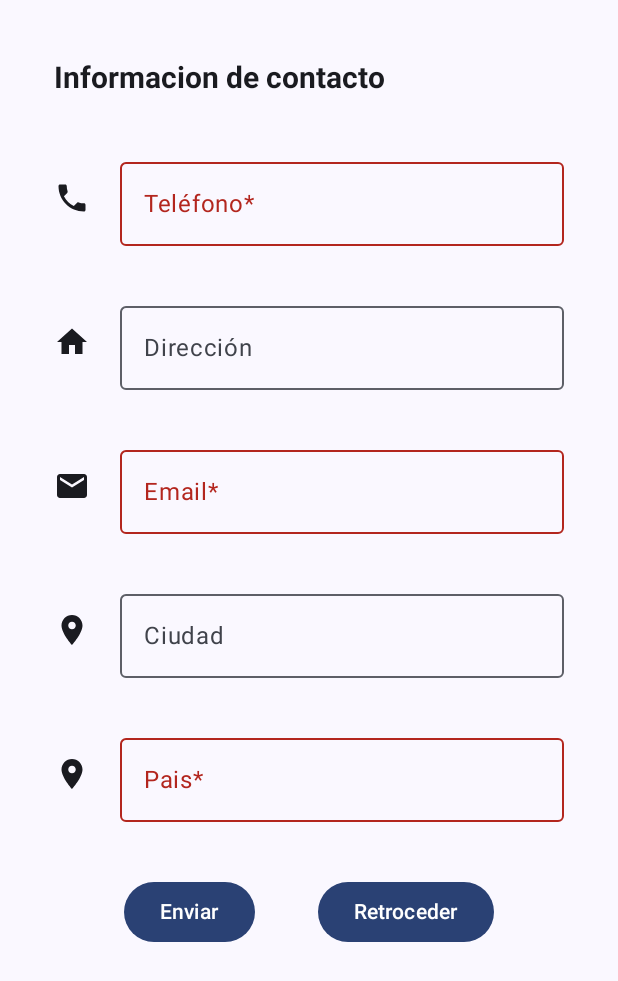
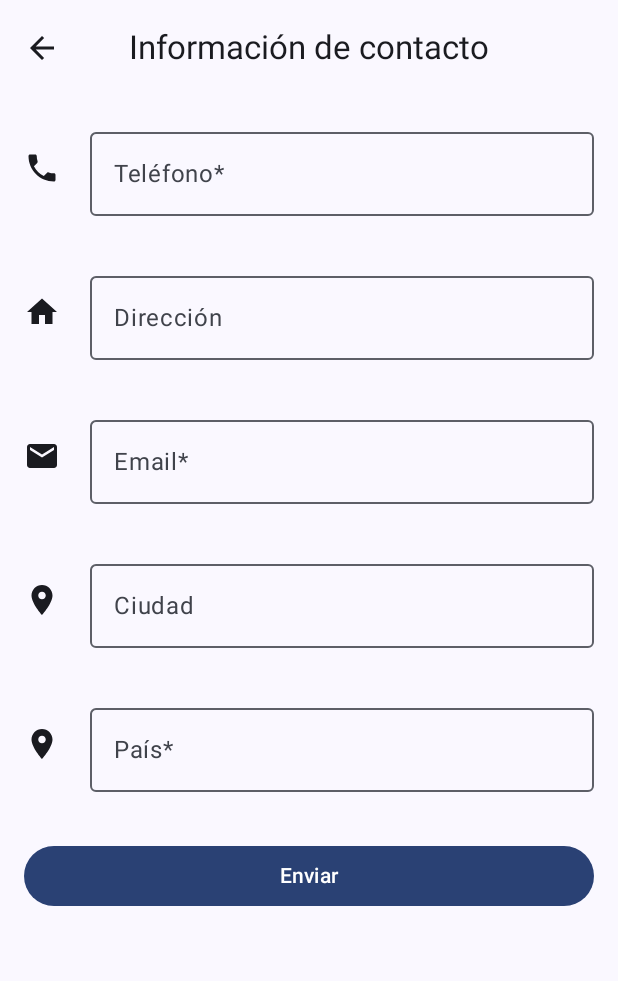
Before and after one commit to caravil/LabsCM20241-Gr05, an Android app built with Jetpack Compose: the ContactDataActivity screen opened through its navigation route, after a tap on "Enviar", on a phone screen of 412 x 824 dp. Shown: the top 981 px of the screen. Run offline under Robolectric (Android 15) with nearby library versions, the phone set to English and light mode, and no system bars.

```diff
--- a/Lab1-UI/src/main/java/co/edu/udea/compumovil/gr05_20241/lab1/ContactDataActivity.kt
+++ b/Lab1-UI/src/main/java/co/edu/udea/compumovil/gr05_20241/lab1/ContactDataActivity.kt
@@ -1,178 +1,112 @@
+
 import android.content.res.Configuration
 import android.util.Patterns
-import androidx.compose.foundation.layout.Arrangement
-import androidx.compose.ui.text.input.ImeAction
-import androidx.compose.foundation.layout.Column
-import androidx.compose.foundation.layout.Row
-import androidx.compose.foundation.layout.fillMaxSize
-import androidx.compose.foundation.layout.fillMaxWidth
-import androidx.compose.foundation.layout.padding
+import androidx.compose.foundation.layout.*
 import androidx.compose.foundation.rememberScrollState
 import androidx.compose.foundation.text.KeyboardOptions
 import androidx.compose.foundation.verticalScroll
 import androidx.compose.material.icons.Icons
+import androidx.compose.material.icons.filled.ArrowBack
 import androidx.compose.material.icons.filled.Email
 import androidx.compose.material.icons.filled.Home
 import androidx.compose.material.icons.filled.LocationOn
 import androidx.compose.material.icons.filled.Phone
 import androidx.compose.material.icons.filled.Place
-import androidx.compose.material3.*
+import androidx.compose.material3.Button
+import androidx.compose.material3.CenterAlignedTopAppBar
+import androidx.compose.material3.ExperimentalMaterial3Api
+import androidx.compose.material3.Icon
+import androidx.compose.material3.IconButton
+import androidx.compose.material3.OutlinedTextField
+import androidx.compose.material3.Scaffold
+import androidx.compose.material3.Text
 import androidx.compose.runtime.*
 import androidx.compose.ui.Modifier
 import androidx.compose.ui.graphics.vector.ImageVector
 import androidx.compose.ui.platform.LocalConfiguration
-import androidx.compose.ui.text.TextStyle
-import androidx.compose.ui.text.font.FontWeight
 import androidx.compose.ui.text.input.KeyboardType
+import androidx.compose.ui.unit.dp
+import androidx.compose.ui.text.input.ImeAction
 import androidx.compose.ui.tooling.preview.Preview
-import androidx.compose.ui.unit.dp
-import androidx.compose.ui.unit.sp
 import androidx.navigation.NavController
 import androidx.navigation.compose.rememberNavController
 
-@OptIn(ExperimentalMaterial3Api::class)
 @Composable
 fun ContactDataActivity(navController: NavController) {
-    // Definir los campos de datos
-    var telefono by remember { mutableStateOf("") }
-    var direccion by remember { mutableStateOf("") }
-    var email by remember { mutableStateOf("") }
-    var pais by remember { mutableStateOf("") }
-    var ciudad by remember { mutableStateOf("") }
+    val isLandscape = LocalConfiguration.current.orientation == Configuration.ORIENTATION_LANDSCAPE
+    val scrollState = rememberScrollState()
 
-    // Define un estado para controlar si los datos se enviaron correctamente
-    var datosEnviadosExitosamente by remember { mutableStateOf(false) }
-
-    // Variables para controlar los mensajes de error
-    var telefonoError by remember { mutableStateOf(false) }
-    var emailError by remember { mutableStateOf(false) }
-    var paisError by remember { mutableStateOf(false) }
-
-    // Iconos para los campos
-    val telefonoIcono = Icons.Filled.Phone
-    val direccionIcono = Icons.Filled.Home
-    val emailIcono = Icons.Filled.Email
-    val ciudadIcono = Icons.Filled.LocationOn
-    val paisIcono = Icons.Filled.Place
-
-    // Verifica si la orientación es landscape
-    val isLandscape = LocalConfiguration.current.orientation == Configuration.ORIENTATION_LANDSCAPE
-
-    // Función para validar los campos obligatorios
-    fun validarCamposObligatorios(): Boolean {
-        var isValid = true
-        telefonoError = telefono.isEmpty()
-        paisError = pais.isEmpty()
-        emailError = !Patterns.EMAIL_ADDRESS.matcher(email).matches()
-        isValid = isValid && !telefonoError && !emailError
-        return isValid
+    Scaffold(
+        topBar = {
+            AppBar("Información de contacto", onNavigationClick = { navController.popBackStack() })
         }
-
-    // Aquí puedes definir tus composiciones dependiendo de si estás en modo paisaje o no
+    ) { innerPadding ->
         if (isLandscape) {
-        // Composiciones específicas para orientación landscape
+            Row(
+                modifier = Modifier
+                    .fillMaxSize()
+                    .padding(innerPadding)
+                    .verticalScroll(scrollState)
+            ) {
+                Column(modifier = Modifier.weight(1f).padding(8.dp)) {
+                    ContactField("Teléfono*", Icons.Filled.Phone, KeyboardType.Phone)
+                    ContactField("Email*", Icons.Filled.Email, KeyboardType.Email)
+                    ContactField("Ciudad", Icons.Filled.LocationOn, KeyboardType.Text)
+                }
+                Column(modifier = Modifier.weight(1f).padding(8.dp)) {
+                    ContactField("Dirección", Icons.Filled.Home, KeyboardType.Text)
+                    ContactField("País*", Icons.Filled.Place, KeyboardType.Text)
+                    SubmitButton(navController)
+                }
+            }
         } else {
-        // Composiciones específicas para orientación portrait
-
-
-        // Columna con los campos de entrada
             Column(
                 modifier = Modifier
                     .fillMaxSize()
-                .padding(20.dp)
-                .verticalScroll(rememberScrollState())
+                    .padding(innerPadding)
+                    .verticalScroll(scrollState)
             ) {
-
-            TopAppBar(
-                title = {
-                    Text(
-                        text = "Informacion de contacto",
-                        style = TextStyle(fontSize = 20.sp, fontWeight = FontWeight.Bold),
-                    )
-                },
-                modifier = Modifier.fillMaxWidth()
-            )
-
-            CampoDeEntrada(
-                value = telefono,
-                onValueChange = { telefono = it },
-                label = "Teléfono*",
-                keyboardType = KeyboardType.Phone,
-                icono = telefonoIcono,
-                isError = telefonoError
-            )
-            CampoDeEntrada(
-                value = direccion,
-                onValueChange = { direccion = it },
-                label = "Dirección",
-                icono = direccionIcono
-            )
-            CampoDeEntrada(
-                value = email,
-                onValueChange = { email = it },
-                label = "Email*",
-                keyboardType = KeyboardType.Email,
-                icono = emailIcono,
-                isError = emailError
-            )
-
-            CampoDeEntrada(
-                value = ciudad,
-                onValueChange = { ciudad = it },
-                label = "Ciudad",
-                keyboardType = KeyboardType.Email,
-                icono = ciudadIcono
-            )
-
-            CampoDeEntrada(
-                value = pais,
-                onValueChange = { pais = it },
-                label = "Pais*",
-                icono = paisIcono,
-                isError = paisError
-            )
-
-            Row(
-                horizontalArrangement = Arrangement.SpaceEvenly,
-                modifier = Modifier
-                    .fillMaxWidth()
-                    .padding(20.dp)
-            ) {
-                // Botón para enviar datos
-                Button(
-                    onClick = {
-                        if (validarCamposObligatorios()) {
-                            // Todos los campos requeridos están llenos, proceder con el envío
-                            // Actualizar el estado para indicar que los datos se han enviado con éxito
-                            datosEnviadosExitosamente = true
-                        } else {
-                            // Mostrar un mensaje de error indicando los campos que faltan o son inválidos
-                            // Esto podría hacerse mostrando un Toast, un Snackbar o simplemente actualizando un estado para mostrar un mensaje de error
+                ContactField("Teléfono*", Icons.Filled.Phone, KeyboardType.Phone)
+                ContactField("Dirección", Icons.Filled.Home, KeyboardType.Text)
+                ContactField("Email*", Icons.Filled.Email, KeyboardType.Email)
+                ContactField("Ciudad", Icons.Filled.LocationOn, KeyboardType.Text)
+                ContactField("País*", Icons.Filled.Place, KeyboardType.Text)
+                SubmitButton(navController)
             }
-                    }
-                ) {
-                    Text("Enviar")
-                }
-
-                // Botón para retroceder sin enviar datos
-                Button(
-                    onClick = {
-                        // Puedes simplemente retroceder usando el NavController
-                        navController.popBackStack()
-                    }
-                ) {
-                    Text("Retroceder")
         }
     }
 }
 
-        // Navegar a la pantalla inicial si los datos se enviaron correctamente
-        if (datosEnviadosExitosamente) {
-            // Utiliza una acción de navegación para volver a la página inicial
-            // Esto podría ser mediante un NavController u otra forma de navegación en tu aplicación
-            navController.navigate("ruta_a_la_pantalla_inicial")
+@OptIn(ExperimentalMaterial3Api::class)
+@Composable
+fun AppBar(title: String, onNavigationClick: () -> Unit) {
+    CenterAlignedTopAppBar(
+        title = { Text(title) },
+        navigationIcon = {
+            IconButton(onClick = onNavigationClick) {
+                Icon(imageVector = Icons.Filled.ArrowBack, contentDescription = "Regresar")
             }
         }
+    )
+}
+
+@Composable
+fun ContactField(label: String, icon: ImageVector, keyboardType: KeyboardType) {
+    var value by remember { mutableStateOf("") }
+
+    val isError = remember { mutableStateOf(false) }
+
+    CampoDeEntrada(
+        value = value,
+        onValueChange = { newValue ->
+            value = newValue
+            isError.value = label.endsWith("*") && newValue.isEmpty()
+        },
+        label = label,
+        icono = icon,
+        keyboardType = keyboardType,
+        isError = isError.value // Aquí se usa isError.value para pasar el valor booleano a CampoDeEntrada
+    )
 }
 
 @Composable
@@ -200,9 +134,49 @@ fun CampoDeEntrada(
     }
 }
 
+@Composable
+fun SubmitButton(navController: NavController) {
+    Button(
+        onClick = {
+            // Aquí podrías obtener los valores de los campos de entrada y pasarlos a la función de validación
+            val isValid = validarCamposObligatorios(
+                telefono = "valor_telefono",
+                email = "valor_email",
+                pais = "valor_pais"
+            )
+            if (isValid) {
+                navController.navigate("MainActivity")
+            }
+        },
+        modifier = Modifier.padding(16.dp).fillMaxWidth()
+    ) {
+        Text("Enviar")
+    }
+}
+
+fun validarCamposObligatorios(telefono: String, email: String, pais: String): Boolean {
+    val telefonoValido = telefono.isNotBlank()
+    val emailValido = Patterns.EMAIL_ADDRESS.matcher(email).matches()
+    val paisValido = pais.isNotBlank()
+    // Otros campos opcionales pueden agregarse y validarse aquí según sea necesario
+    return telefonoValido && emailValido && paisValido
+}
+
 @Preview
 @Composable
 fun ContactDataPreview() {
-    val navController = rememberNavController() // NavController falso para la vista previa
+    val navController = rememberNavController() // NavController falso
     ContactDataActivity(navController = navController)
 }
+
+@Preview(name = "Portrait", widthDp = 360, heightDp = 640)
+@Composable
+fun ContactDataPreviewPortrait() {
+    ContactDataPreview()
+}
+
+@Preview(name = "Landscape", widthDp = 640, heightDp = 360)
+@Composable
+fun ContactDataPreviewLandscape() {
+    ContactDataPreview()
+}
```
Also changed, not shown: 1 other file. Lines whose indentation alone changed are shown as unchanged.
